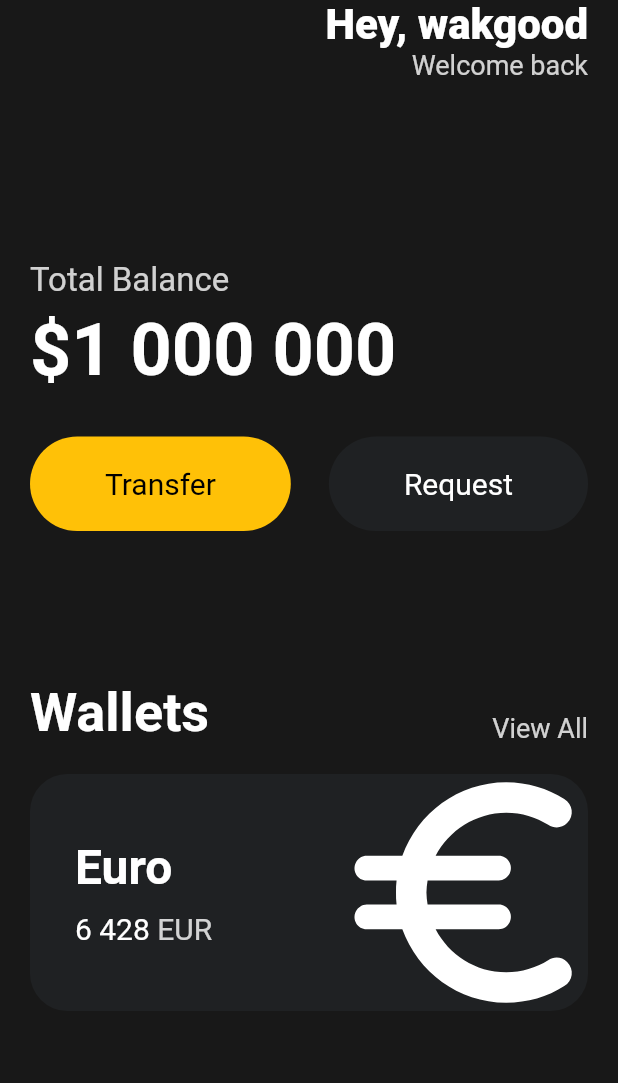
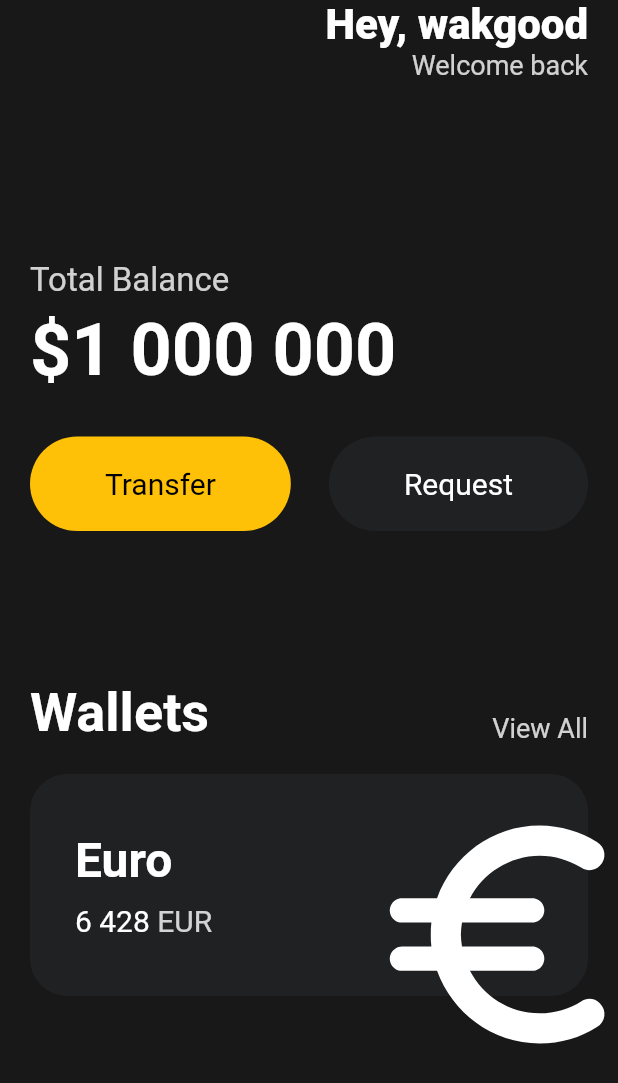
Before and after one commit to Myoungmin/toonflix, a Flutter app: the screen it shows after launch, on a phone screen of 412 x 824 dp. Shown: the top 1083 px of the screen. Run offline on Flutter 3.47's test engine with Material 2 defaults, Android fonts, the phone set to English and light mode, and no system bars.

Commit message:
아이콘을 카드 아래로 옮기기
SizedBox를 이용하는 것이 아닌 Transform Widget으로 감싸서 적용
아이콘의 X,Y 좌표 위치를 변경하기 위해 Transform.translate를 사용

```diff
--- a/lib/main.dart
+++ b/lib/main.dart
@@ -154,11 +154,14 @@ class App extends StatelessWidget {
                         ],
                       ),
                       Transform.scale(
-                        scale: 2,
-                        child: const Icon(
-                          Icons.euro_rounded,
-                          color: Colors.white,
-                          size: 98,
+                        scale: 2.2,
+                        child: Transform.translate(
+                          offset: const Offset(8, 15),
+                          child: const Icon(
+                            Icons.euro_rounded,
+                            color: Colors.white,
+                            size: 88,
+                          ),
                         ),
                       )
                     ],
```
